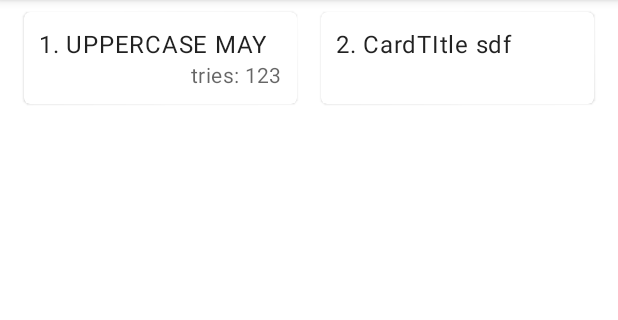
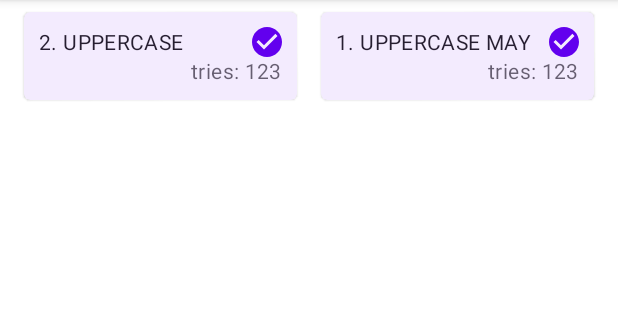
Before and after one commit to hipravin/javapuzzlesandroid, an Android app: the screen it shows after launch (MainActivity), on a phone screen of 412 x 824 dp, the part 84-404 px from its top. Run offline under Robolectric (Android 15) with nearby library versions, the phone set to English and light mode, and no system bars.

Commit message:
database in progress...

```diff
--- a/app/src/main/java/hipravin/javapuzzles/MainActivity.java
+++ b/app/src/main/java/hipravin/javapuzzles/MainActivity.java
@@ -6,17 +6,21 @@ import androidx.appcompat.app.AppCompatActivity;
 import androidx.appcompat.widget.Toolbar;
 import androidx.fragment.app.Fragment;
 import androidx.lifecycle.ViewModelProvider;
+import hipravin.javapuzzles.db.PuzzleDatabaseHelper;
 import hipravin.javapuzzles.viewmodel.PuzzleViewModel;
 import hipravin.javapuzzles.viewmodel.ViewState;
 
 public class MainActivity extends AppCompatActivity {
 
     private PuzzleViewModel viewModel;
+    private PuzzleDatabaseHelper puzzleDatabaseHelper;
 
     @Override
     protected void onCreate(Bundle savedInstanceState) {
         super.onCreate(savedInstanceState);
         setContentView(R.layout.activity_main);
+
+        puzzleDatabaseHelper = new PuzzleDatabaseHelper(this);
 
         Toolbar mainToolbar = findViewById(R.id.mainToolbar);
         setSupportActionBar(mainToolbar);
@@ -38,6 +42,16 @@ public class MainActivity extends AppCompatActivity {
                 setActionBarPuzzle();
             }
         });
+
+        viewModel.getLastSolvedPuzzleId().observe(this, puzzleId -> {
+            if(puzzleId != null && !puzzleId.isEmpty()) {
+                onPuzzleSolved(puzzleId);
+            }
+        });
+    }
+
+    private void onPuzzleSolved(String puzzleId) {
+
     }
 
     private void setActionBarHome() {
--- a/app/src/main/java/hipravin/javapuzzles/PuzzleListFragment.java
+++ b/app/src/main/java/hipravin/javapuzzles/PuzzleListFragment.java
@@ -9,12 +9,15 @@ import android.view.LayoutInflater;
 import android.view.View;
 import android.view.ViewGroup;
 import androidx.lifecycle.ViewModelProvider;
+import com.google.android.material.card.MaterialCardView;
 import hipravin.javapuzzles.puzzles.PuzzleTask;
 import hipravin.javapuzzles.puzzles.PuzzleTaskRepository;
 import hipravin.javapuzzles.viewmodel.PuzzleViewModel;
 
 
 public class PuzzleListFragment extends Fragment {
+
+    PuzzleViewModel viewModel;
 
     private static final String ARG_PARAM1 = "param1";
     private static final String ARG_PARAM2 = "param2";
@@ -43,6 +46,16 @@ public class PuzzleListFragment extends Fragment {
             mParam1 = getArguments().getString(ARG_PARAM1);
             mParam2 = getArguments().getString(ARG_PARAM2);
         }
+        ViewModelProvider.Factory factory = ViewModelProvider.AndroidViewModelFactory
+                .getInstance(requireActivity().getApplication());
+        viewModel = new ViewModelProvider(requireActivity().getViewModelStore(), factory).get(PuzzleViewModel.class);
+
+        viewModel.getLastSolvedPuzzleId().observe(this, puzzleId -> {
+            if(puzzleId != null && !puzzleId.isEmpty()) {
+                onPuzzleSolved(puzzleId);
+            }
+        });
+
     }
 
     @Override
@@ -56,10 +69,29 @@ public class PuzzleListFragment extends Fragment {
     public void onViewCreated(@NonNull View view, @Nullable Bundle savedInstanceState) {
         super.onViewCreated(view, savedInstanceState);
 
-        CardView puzzle1card = view.findViewById(R.id.puzzleCard1);
+        MaterialCardView card1 = view.findViewById(R.id.puzzleCard1);
+        card1.setChecked(true);
+
+        MaterialCardView card2 = view.findViewById(R.id.puzzleCard2);
+        card2.setChecked(true);
+
+        MaterialCardView puzzle1card = view.findViewById(R.id.puzzleCard1);
         puzzle1card.setOnClickListener(v -> {
             switchToPuzzleFragment("1");
         });
+
+        MaterialCardView puzzle2card = view.findViewById(R.id.puzzleCard2);
+        puzzle2card.setOnClickListener(v -> {
+            switchToPuzzleFragment("1");
+        });
+    }
+
+    private void onPuzzleSolved(String puzzleId) {
+        if(getView() != null) {
+            MaterialCardView puzzleSolvedCard = getView().findViewById(
+                    PuzzleTaskRepository.getInstance().getForId(puzzleId).cardId());
+            puzzleSolvedCard.setChecked(true);
+        }
     }
 
     private void switchToPuzzleFragment(String puzzleId) {
@@ -75,7 +107,7 @@ public class PuzzleListFragment extends Fragment {
                     .getInstance(requireActivity().getApplication());
             PuzzleViewModel model = new ViewModelProvider(requireActivity().getViewModelStore(), factory).get(PuzzleViewModel.class);
 
-            PuzzleTask puzzleTask = new PuzzleTaskRepository().getForId(puzzleId);
+            PuzzleTask puzzleTask = PuzzleTaskRepository.getInstance().getForId(puzzleId);
 
             model.setViewStatePuzzle(puzzleId, puzzleTask);
 
--- /dev/null
+++ b/app/src/main/java/hipravin/javapuzzles/db/PuzzleDatabaseHelper.java
@@ -0,0 +1,33 @@
+package hipravin.javapuzzles.db;
+
+import android.content.Context;
+import android.database.sqlite.SQLiteDatabase;
+import android.database.sqlite.SQLiteOpenHelper;
+
+public class PuzzleDatabaseHelper extends SQLiteOpenHelper {
+
+    public static final String PUZZLE_DB_NAME = "JAVA_PUZZLES_DB";
+    public static final int PUZZLE_DB_VERSION = 1;
+
+    public PuzzleDatabaseHelper(Context context) {
+        super(context, PUZZLE_DB_NAME, null, PUZZLE_DB_VERSION);
+    }
+
+    @Override
+    public void onCreate(SQLiteDatabase db) {
+        String createTable =
+                "CREATE TABLE PUZZLE ( " +
+                " PUZZLE_ID INTEGER PRIMARY KEY , " +
+                " TRIES_BEFORE_PASSED INTEGER, " +
+                " PASSED BOOLEAN, " +
+                " TEXT NOT NULL);";
+
+        db.execSQL(createTable);
+    }
+
+    @Override
+    public void onUpgrade(SQLiteDatabase db, int oldVersion, int newVersion) {
+        db.execSQL("DROP TABLE IF EXISTS PUZZLE");
+        onCreate(db);
+    }
+}
--- a/app/src/main/java/hipravin/javapuzzles/puzzles/PuzzleTask.java
+++ b/app/src/main/java/hipravin/javapuzzles/puzzles/PuzzleTask.java
@@ -2,9 +2,15 @@ package hipravin.javapuzzles.puzzles;
 
 public interface PuzzleTask {
 
+    int puzzleId();
     int titleStringId();
     int headerStringId();
     int codeRawId();
+    int cardId();
+
+    default String puzzleIdString() {
+        return String.valueOf(puzzleId());
+    }
 
     PuzzleInvocationResult run(PuzzleInput puzzleInput);
 
--- a/app/src/main/java/hipravin/javapuzzles/puzzles/impl/Puzzle1LongShift.java
+++ b/app/src/main/java/hipravin/javapuzzles/puzzles/impl/Puzzle1LongShift.java
@@ -9,8 +9,8 @@ import java.util.List;
 
 public class Puzzle1LongShift extends PuzzleTaskAbstract {
     public Puzzle1LongShift() {
-        super(R.string.puzzle1title, R.string.commonTaskDescription,
-                R.raw.puzzlecode1, R.string.puzzle1prompt, 0);
+        super(1, R.string.puzzle1title, R.string.commonTaskDescription,
+                R.raw.puzzlecode1, R.id.puzzleCard1);
     }
 
     @Override
--- a/app/src/main/java/hipravin/javapuzzles/viewmodel/PuzzleViewModel.java
+++ b/app/src/main/java/hipravin/javapuzzles/viewmodel/PuzzleViewModel.java
@@ -12,8 +12,23 @@ import java.util.List;
 
 public class PuzzleViewModel extends ViewModel {
     private MutableLiveData<ViewState> viewState;
+    private MutableLiveData<String> lastSolvedPuzzleId;
     private String puzzleId;
     private PuzzleTask puzzleTask;
+
+    public synchronized LiveData<String> getLastSolvedPuzzleId() {
+        if (lastSolvedPuzzleId == null) {
+            lastSolvedPuzzleId = new MutableLiveData<>();
+        }
+        return lastSolvedPuzzleId;
+    }
+
+    public void setLastSolvedPuzzleId(String puzzleId) {
+        if (lastSolvedPuzzleId == null) {
+            lastSolvedPuzzleId = new MutableLiveData<>();
+        }
+        lastSolvedPuzzleId.postValue(puzzleId);
+    }
 
     public synchronized LiveData<ViewState> getViewState() {
         if (viewState == null) {
--- a/app/src/main/res/layout/fragment_puzzle_list.xml
+++ b/app/src/main/res/layout/fragment_puzzle_list.xml
@@ -20,6 +20,38 @@
                     android:weightSum="2"
                     android:orientation="horizontal">
                 <com.google.android.material.card.MaterialCardView
+                        android:id="@+id/puzzleCard2"
+                        android:layout_width="0dp"
+                        android:layout_height="match_parent"
+                        android:checkable="true"
+                        android:layout_weight="1"
+                        android:layout_columnWeight="1"
+                        android:layout_rowWeight="1"
+                        android:layout_margin="8dp">
+
+                    <LinearLayout
+                            android:layout_width="match_parent"
+                            android:layout_height="match_parent"
+                            android:orientation="vertical"
+                            android:padding="10dp">
+
+                        <TextView
+                                android:layout_width="wrap_content"
+                                android:layout_height="wrap_content"
+                                android:text="2. UPPERCASE "
+                                android:textAppearance="?attr/textAppearanceBody2"
+                        />
+                        <TextView
+                                android:layout_width="wrap_content"
+                                android:layout_height="wrap_content"
+                                android:text="tries: 123"
+                                android:layout_gravity="end"
+                                android:textColor="?android:attr/textColorSecondary"
+                                android:textAppearance="?attr/textAppearanceBody2"/>
+                    </LinearLayout>
+
+                </com.google.android.material.card.MaterialCardView>
+                <com.google.android.material.card.MaterialCardView
                         android:id="@+id/puzzleCard1"
                         android:layout_width="0dp"
                         android:layout_height="match_parent"
@@ -39,7 +71,7 @@
                                 android:layout_width="wrap_content"
                                 android:layout_height="wrap_content"
                                 android:text="1. UPPERCASE MAY"
-                                android:textAppearance="?attr/textAppearanceBody1"
+                                android:textAppearance="?attr/textAppearanceBody2"
                         />
                         <TextView
                                 android:layout_width="wrap_content"
@@ -51,39 +83,7 @@
                     </LinearLayout>
 
                 </com.google.android.material.card.MaterialCardView>
-                <com.google.android.material.card.MaterialCardView
-                        android:id="@+id/card2"
-                        android:layout_width="0dp"
-                        android:layout_height="match_parent"
-                        android:checkable="true"
-                        android:layout_weight="1"
-                        android:layout_columnWeight="1"
-                        android:layout_rowWeight="1"
-                        android:layout_margin="8dp">
 
-                    <LinearLayout
-                            android:layout_width="match_parent"
-                            android:layout_height="match_parent"
-                            android:orientation="vertical"
-                            android:padding="10dp">
-
-                        <TextView
-                                android:layout_width="wrap_content"
-                                android:layout_height="wrap_content"
-                                android:text="2. CardTItle sdf"
-                                android:textAppearance="?attr/textAppearanceBody1"
-                        />
-                        <TextView
-                                android:layout_width="wrap_content"
-                                android:layout_height="match_parent"
-                                android:text=""
-                                android:layout_gravity="end|bottom"
-                                android:textColor="?android:attr/textColorSecondary"
-                                android:textAppearance="?attr/textAppearanceBody2"
-                        />
-                    </LinearLayout>
-
-                </com.google.android.material.card.MaterialCardView>
 
             </LinearLayout>
         </LinearLayout>
--- a/app/src/main/res/values/strings.xml
+++ b/app/src/main/res/values/strings.xml
@@ -1,7 +1,7 @@
 <resources>
     <string name="app_name">Java Puzzles</string>
     <string name="runCodeButton">Run</string>
-    <string name="commonTaskDescription">Provide console input below.
+    <string name="commonTaskDescription">Provide console input on the bottom.
         Code execution should finish without exception and variable named \"passed\" should be true.</string>
 
     <string name="puzzle1title">1. Bit shift</string>
```
Also changed, not shown: app/src/main/java/hipravin/javapuzzles/PuzzleFragment.java (+25 -8 lines), app/src/main/java/hipravin/javapuzzles/PuzzleSolvedDialogFragment.java (renamed from app/src/main/java/hipravin/javapuzzles/PuzzleHelpDialogFragment.java, +5 -7 lines), app/src/main/java/hipravin/javapuzzles/puzzles/PuzzleTaskAbstract.java (+15 -5 lines), app/src/main/java/hipravin/javapuzzles/puzzles/PuzzleTaskRepository.java (+9 -0 lines).
